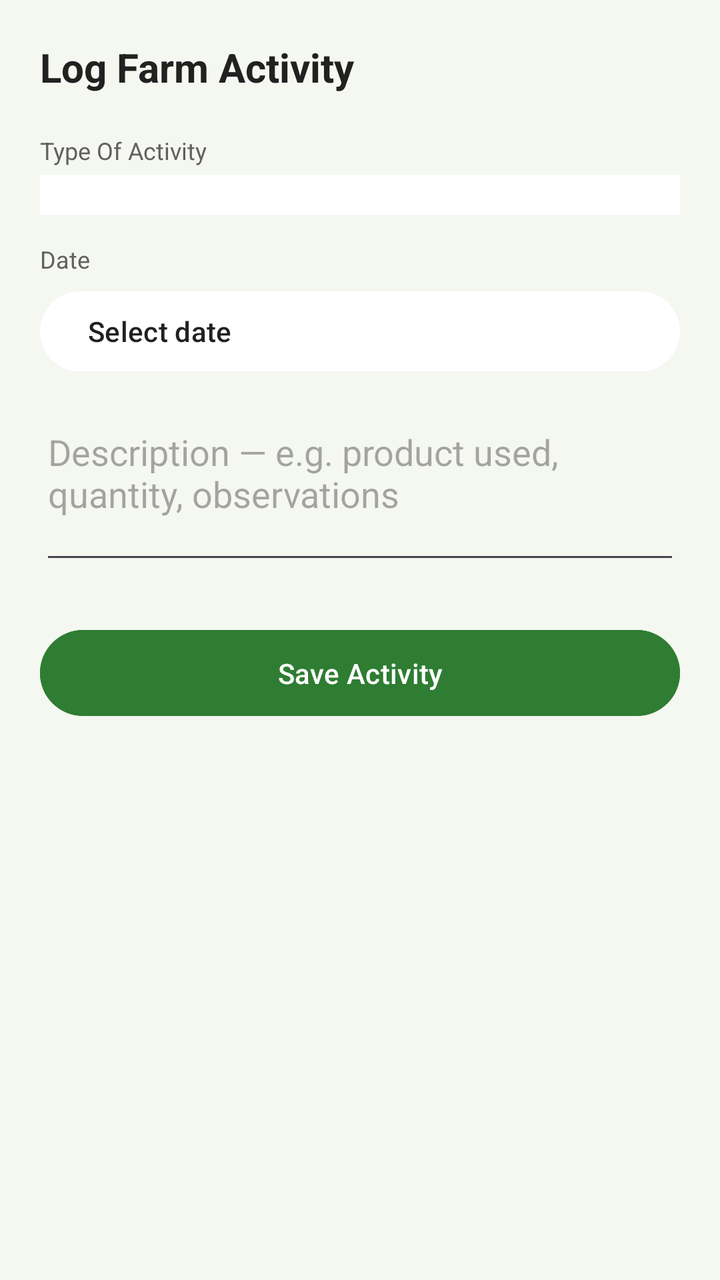
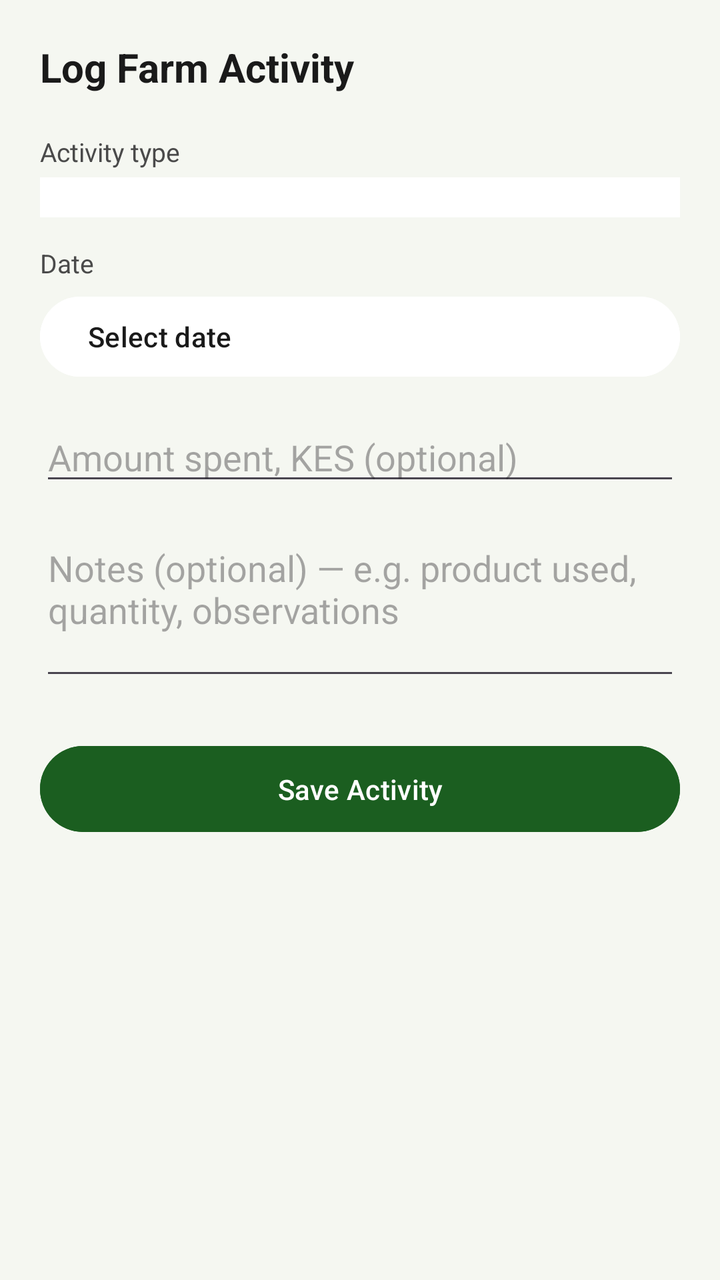

Screens rendered from an Android XML layout before and after an edit, with the pre-edit source and the edit as a unified diff.
<!-- AndroidManifest.xml: application theme Theme.CropManagementApp -->
<!-- res/layout/activity_add_activity_log.xml -->
<?xml version="1.0" encoding="utf-8"?>
<ScrollView xmlns:android="http://schemas.android.com/apk/res/android"
    android:layout_width="match_parent"
    android:layout_height="match_parent"
    android:background="@color/background_light"
    android:fillViewport="true">

    <LinearLayout
        android:layout_width="match_parent"
        android:layout_height="wrap_content"
        android:orientation="vertical"
        android:padding="20dp">

        <TextView
            android:id="@+id/tvFormTitle"
            android:layout_width="wrap_content"
            android:layout_height="wrap_content"
            android:text="Log Farm Activity"
            android:textColor="@color/text_primary"
            android:textSize="20sp"
            android:textStyle="bold" />

        <TextView
            android:layout_width="wrap_content"
            android:layout_height="wrap_content"
            android:layout_marginTop="20dp"
            android:text="Type Of Activity"
            android:textColor="@color/text_secondary"
            android:textSize="12sp" />

        <Spinner
            android:id="@+id/spinnerActivityType"
            android:layout_width="match_parent"
            android:layout_height="wrap_content"
            android:layout_marginTop="4dp"
            android:background="@color/card_white"
            android:padding="10dp" />

        <TextView
            android:layout_width="wrap_content"
            android:layout_height="wrap_content"
            android:layout_marginTop="14dp"
            android:text="Date"
            android:textColor="@color/text_secondary"
            android:textSize="12sp" />

        <Button
            android:id="@+id/btnActivityDate"
            android:layout_width="match_parent"
            android:layout_height="wrap_content"
            android:layout_marginTop="4dp"
            android:backgroundTint="@color/card_white"
            android:gravity="start|center_vertical"
            android:text="Select date"
            android:textColor="@color/text_primary" />

        <EditText
            android:id="@+id/etNotes"
            android:layout_width="match_parent"
            android:layout_height="wrap_content"
            android:layout_marginTop="14dp"
            android:gravity="top"
            android:hint="Description — e.g. product used, quantity, observations"
            android:inputType="textMultiLine"
            android:minLines="3" />

        <Button
            android:id="@+id/btnSaveActivity"
            android:layout_width="match_parent"
            android:layout_height="wrap_content"
            android:layout_marginTop="24dp"
            android:backgroundTint="@color/green_primary"
            android:padding="12dp"
            android:text="Save Activity"
            android:textColor="@color/white" />

    </LinearLayout>
</ScrollView>
<!-- resources referenced by this layout -->
<resources>
  <color name="background_light">#F5F7F1</color>
  <color name="card_white">#FFFFFF</color>
  <color name="green_primary">#2E7D32</color>
  <color name="text_primary">#212121</color>
  <color name="text_secondary">#616161</color>
  <color name="white">#FFFFFF</color>
  <style name="Theme.CropManagementApp" parent="Base.Theme.CropManagementApp" />
  <style name="Base.Theme.CropManagementApp" parent="Theme.Material3.DayNight.NoActionBar">
          
          
      </style>
</resources>

<!-- the commit's change to res/layout/activity_add_activity_log.xml (unified diff, before → after) -->
@@ -24,9 +24,9 @@
             android:layout_width="wrap_content"
             android:layout_height="wrap_content"
             android:layout_marginTop="20dp"
-            android:text="Type Of Activity"
+            android:text="Activity type"
             android:textColor="@color/text_secondary"
-            android:textSize="12sp" />
+            android:textSize="13sp" />
 
         <Spinner
             android:id="@+id/spinnerActivityType"
@@ -36,13 +36,22 @@
             android:background="@color/card_white"
             android:padding="10dp" />
 
+        <EditText
+            android:id="@+id/etCustomActivityType"
+            android:layout_width="match_parent"
+            android:layout_height="wrap_content"
+            android:layout_marginTop="10dp"
+            android:hint="Describe the activity"
+            android:inputType="textCapSentences"
+            android:visibility="gone" />
+
         <TextView
             android:layout_width="wrap_content"
             android:layout_height="wrap_content"
             android:layout_marginTop="14dp"
             android:text="Date"
             android:textColor="@color/text_secondary"
-            android:textSize="12sp" />
+            android:textSize="13sp" />
 
         <Button
             android:id="@+id/btnActivityDate"
@@ -55,12 +64,20 @@
             android:textColor="@color/text_primary" />
 
         <EditText
+            android:id="@+id/etExpenseAmount"
+            android:layout_width="match_parent"
+            android:layout_height="wrap_content"
+            android:layout_marginTop="14dp"
+            android:hint="Amount spent, KES (optional)"
+            android:inputType="numberDecimal" />
+
+        <EditText
             android:id="@+id/etNotes"
             android:layout_width="match_parent"
             android:layout_height="wrap_content"
             android:layout_marginTop="14dp"
             android:gravity="top"
-            android:hint="Description — e.g. product used, quantity, observations"
+            android:hint="Notes (optional) — e.g. product used, quantity, observations"
             android:inputType="textMultiLine"
             android:minLines="3" />
 
<!-- resource entries referenced after the edit -->
@@ -2,9 +2,9 @@
 <resources>
   <color name="background_light">#F5F7F1</color>
   <color name="card_white">#FFFFFF</color>
-  <color name="green_primary">#2E7D32</color>
-  <color name="text_primary">#212121</color>
-  <color name="text_secondary">#616161</color>
+  <color name="green_primary">#1B5E20</color>
+  <color name="text_primary">#1A1A1A</color>
+  <color name="text_secondary">#4A4A4A</color>
   <color name="white">#FFFFFF</color>
   <style name="Theme.CropManagementApp" parent="Base.Theme.CropManagementApp" />
   <style name="Base.Theme.CropManagementApp" parent="Theme.Material3.DayNight.NoActionBar">
